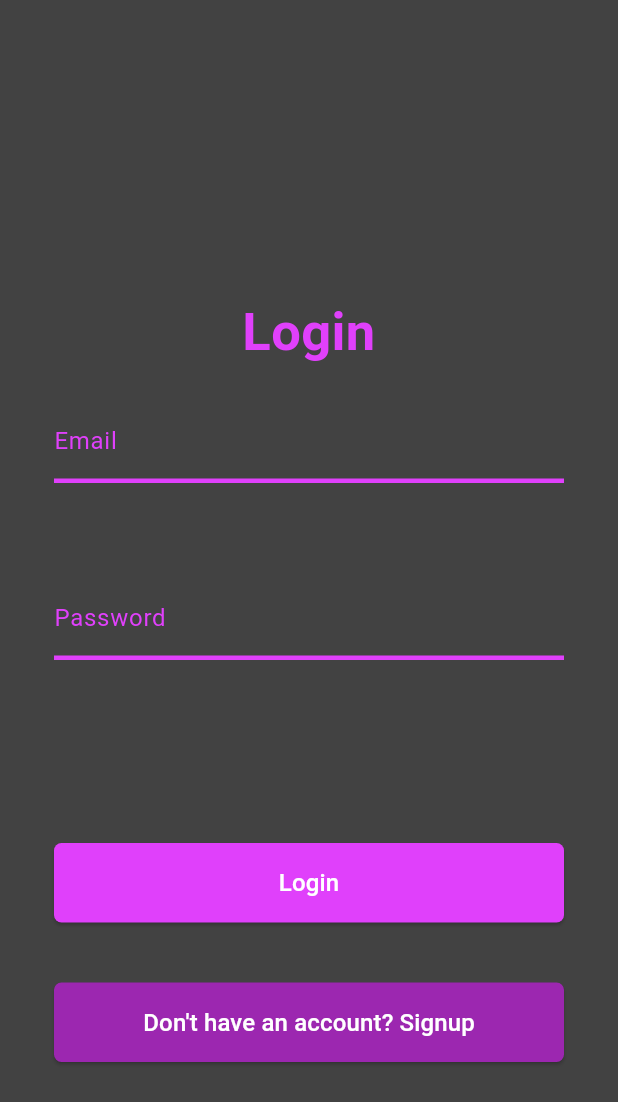
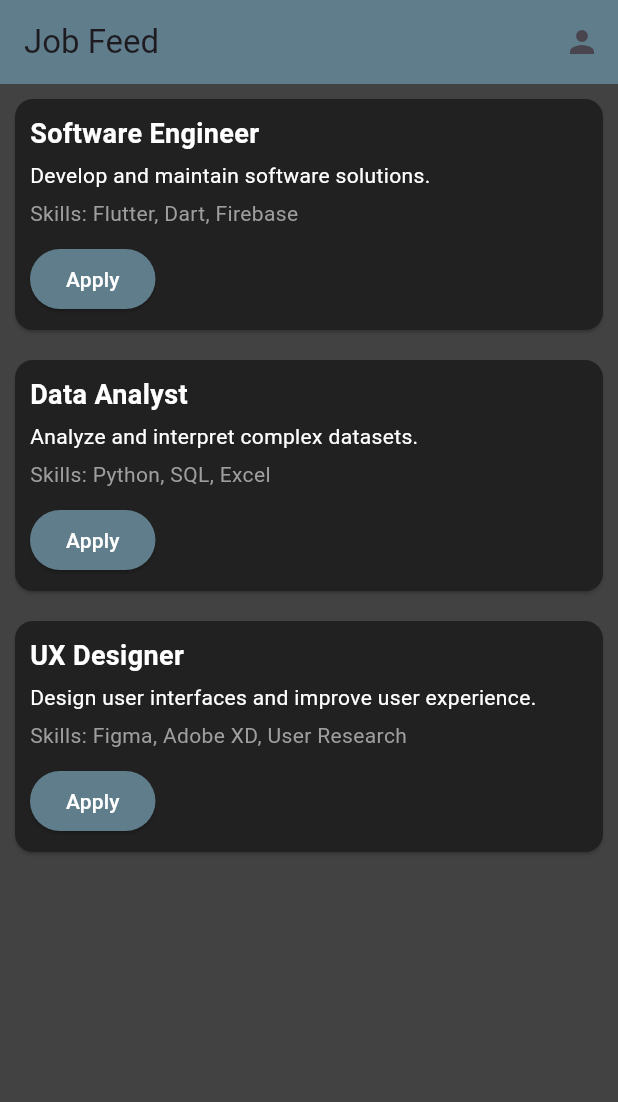
Before and after one commit to Mohamadmourad/LinkedOut, a Flutter app: the screen it shows after launch, on a phone screen of 412 x 824 dp. Shown: the top 1102 px of the screen. Run offline on Flutter 3.47's test engine with Material 3 defaults, Android fonts, the phone set to English and light mode, and no system bars.

Commit message:
add feed and profile page

```diff
--- a/client/lib/components/CustomButton.dart
+++ b/client/lib/components/CustomButton.dart
@@ -9,7 +9,7 @@ class CustomButton extends StatelessWidget {
     super.key,
     required this.label,
     required this.onPressed,
-    this.color = Colors.blue,
+    this.color = Colors.blueGrey,
   });
 
   @override
--- a/client/lib/components/Input.dart
+++ b/client/lib/components/Input.dart
@@ -5,7 +5,12 @@ class Input extends StatefulWidget {
   final String error;
   final TextEditingController? controller;
   final bool isPassword;
-  const Input({super.key, required this.label, required this.error,  this.controller, required this.isPassword});
+  const Input(
+      {super.key,
+      required this.label,
+      required this.error,
+      this.controller,
+      required this.isPassword});
 
   @override
   State<Input> createState() => _InputState();
@@ -14,39 +19,34 @@ class Input extends StatefulWidget {
 class _InputState extends State<Input> {
   @override
   Widget build(BuildContext context) {
-    return Padding(padding:
-      const EdgeInsets.all(20),
+    return Padding(
+        padding: const EdgeInsets.all(20),
         child: Column(
           children: [
             TextField(
+              cursorColor: Colors.blueGrey,
               controller: widget.controller,
               obscureText: widget.isPassword,
-            style: const TextStyle(
-              color: Colors.purpleAccent
-            ),
+              style: const TextStyle(color: Colors.white),
               decoration: InputDecoration(
                 label: Text(
                   widget.label,
-                style: TextStyle(
-                  color: Colors.purpleAccent
-                ),),
+                  style: TextStyle(color: Colors.blueGrey),
+                ),
                 enabledBorder: UnderlineInputBorder(
-                borderSide: BorderSide(color: Colors.purpleAccent, width: 3.0),
+                  borderSide: BorderSide(color: Colors.blueGrey, width: 3.0),
                 ),
                 focusedBorder: UnderlineInputBorder(
-                borderSide: BorderSide(color: Colors.purpleAccent, width: 2.0),
+                  borderSide: BorderSide(color: Colors.blueGrey, width: 2.0),
                 ),
               ),
             ),
             const SizedBox(height: 5),
-          Text(widget.error,
-            style: const TextStyle(
-              color: Colors.red,
-              fontSize: 12
-            ),
+            Text(
+              widget.error,
+              style: const TextStyle(color: Colors.red, fontSize: 12),
             )
           ],
-      )
-    );
+        ));
   }
 }
--- a/client/lib/main.dart
+++ b/client/lib/main.dart
@@ -1,3 +1,4 @@
+import 'package:client/pages/Feed.dart';
 import 'package:client/pages/Login.dart';
 import 'package:flutter/material.dart';
 
@@ -11,7 +12,7 @@ class MyApp extends StatelessWidget {
   Widget build(BuildContext context) {
     return MaterialApp(
       debugShowCheckedModeBanner: false,
-      home: Login(),
+      home: Feed(),
     );
   }
 }
--- /dev/null
+++ b/client/lib/pages/Feed.dart
@@ -0,0 +1,101 @@
+import 'package:flutter/material.dart';
+import 'Profile.dart';
+
+class Feed extends StatelessWidget {
+  final List<Map<String, String>> jobs = [
+    {
+      "name": "Software Engineer",
+      "description": "Develop and maintain software solutions.",
+      "skills": "Flutter, Dart, Firebase"
+    },
+    {
+      "name": "Data Analyst",
+      "description": "Analyze and interpret complex datasets.",
+      "skills": "Python, SQL, Excel"
+    },
+    {
+      "name": "UX Designer",
+      "description": "Design user interfaces and improve user experience.",
+      "skills": "Figma, Adobe XD, User Research"
+    },
+  ];
+
+  void applyForJob(BuildContext context, String jobName) {
+    ScaffoldMessenger.of(context).showSnackBar(
+      SnackBar(
+        content: Text('You have applied for $jobName!'),
+        duration: const Duration(seconds: 2),
+      ),
+    );
+  }
+
+  @override
+  Widget build(BuildContext context) {
+    return Scaffold(
+      backgroundColor: Colors.grey[800],
+      appBar: AppBar(
+        title: const Text('Job Feed'),
+        backgroundColor: Colors.blueGrey,
+        actions: [
+          IconButton(
+            icon: const Icon(Icons.person),
+            onPressed: () {
+              Navigator.push(
+                context,
+                MaterialPageRoute(builder: (context) => ProfilePage()),
+              );
+            },
+          ),
+        ],
+      ),
+      body: ListView.builder(
+        itemCount: jobs.length,
+        itemBuilder: (context, index) {
+          final job = jobs[index];
+          return Card(
+            margin: const EdgeInsets.all(10),
+            color: Colors.grey[900],
+            child: Padding(
+              padding: const EdgeInsets.all(10),
+              child: Column(
+                crossAxisAlignment: CrossAxisAlignment.start,
+                children: [
+                  Text(
+                    job["name"]!,
+                    style: const TextStyle(
+                      fontSize: 18,
+                      fontWeight: FontWeight.bold,
+                      color: Colors.white,
+                    ),
+                  ),
+                  const SizedBox(height: 5),
+                  Text(
+                    job["description"]!,
+                    style: const TextStyle(color: Colors.white),
+                  ),
+                  const SizedBox(height: 5),
+                  Text(
+                    "Skills: ${job["skills"]}",
+                    style: const TextStyle(color: Colors.grey),
+                  ),
+                  const SizedBox(height: 10),
+                  ElevatedButton(
+                    style: ButtonStyle(
+                      backgroundColor:
+                          MaterialStateProperty.all(Colors.blueGrey),
+                    ),
+                    onPressed: () => applyForJob(context, job["name"]!),
+                    child: const Text(
+                      'Apply',
+                      style: TextStyle(color: Colors.white),
+                    ),
+                  ),
+                ],
+              ),
+            ),
+          );
+        },
+      ),
+    );
+  }
+}
--- a/client/lib/pages/Login.dart
+++ b/client/lib/pages/Login.dart
@@ -59,7 +59,6 @@ class _LoginState extends State<Login> {
         if (data["status"] == 200) {
           var user = data["user"];
           Navigator.pushReplacement(
-            // ignore: use_build_context_synchronously
             context,
             MaterialPageRoute(
               builder: (context) => Home(
@@ -98,7 +97,7 @@ class _LoginState extends State<Login> {
               style: TextStyle(
                 fontSize: 35,
                 fontWeight: FontWeight.bold,
-                color: Colors.purpleAccent,
+                color: Colors.blueGrey,
               ),
             ),
             Input(
@@ -117,7 +116,7 @@ class _LoginState extends State<Login> {
             CustomButton(
               label: isLoading ? "Loading..." : "Login",
               onPressed: handleLogin,
-              color: Colors.purpleAccent,
+              color: Colors.blueGrey,
             ),
             CustomButton(
               label: "Don't have an account? Signup",
@@ -127,7 +126,7 @@ class _LoginState extends State<Login> {
                   MaterialPageRoute(builder: (context) => Signup()),
                 );
               },
-              color: Colors.purple,
+              color: Colors.blueGrey,
             ),
           ],
         ),
```
Also changed, not shown: client/lib/pages/Profile.dart (added, +186 -0 lines), client/lib/pages/Signup.dart (+4 -4 lines). Lines whose indentation alone changed are shown as unchanged.
